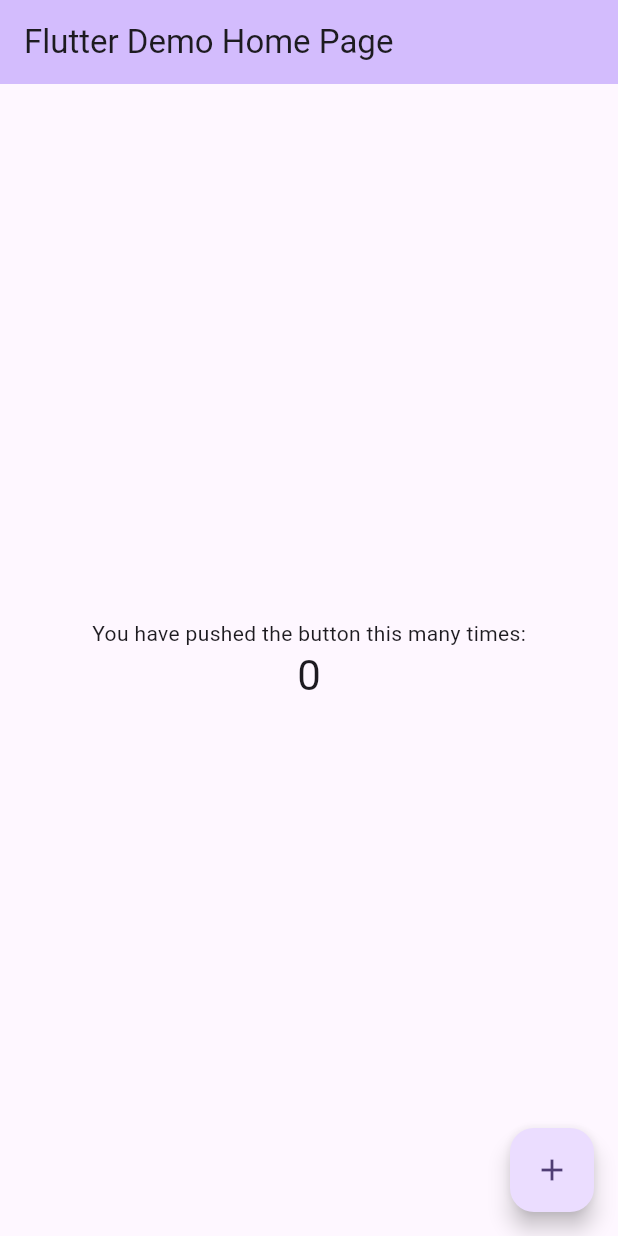
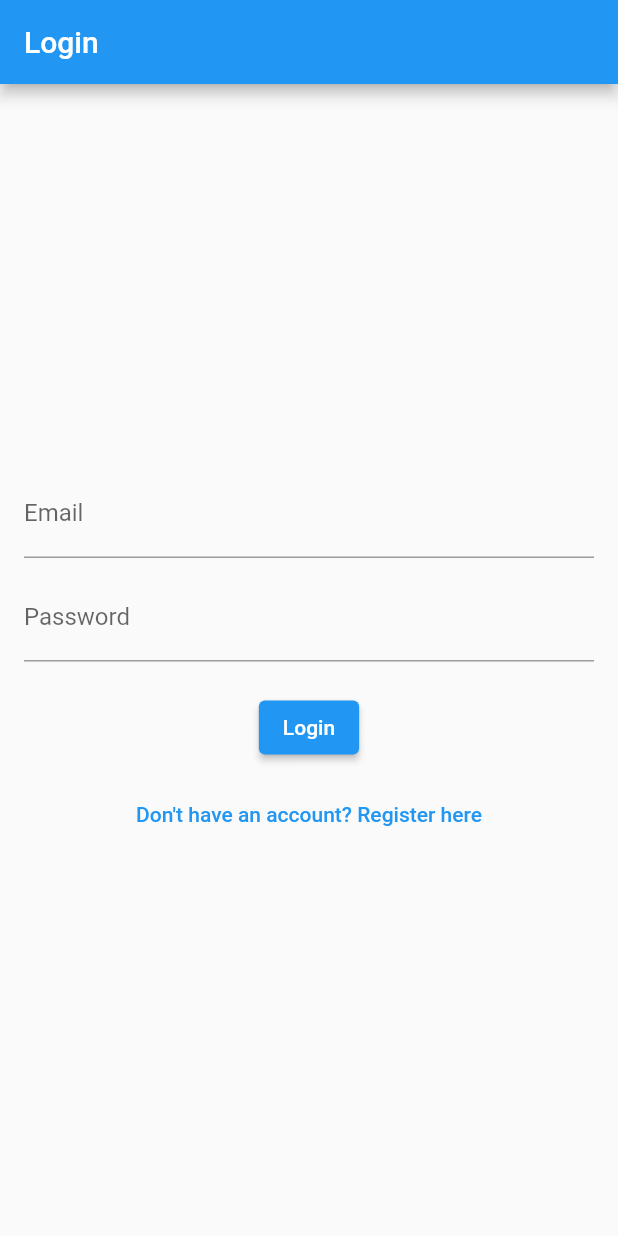
Before and after one commit to Hafizz7/recipe-and-meal-planner-app, a Flutter app: the screen it shows after launch, on a phone screen of 412 x 824 dp. Run offline on Flutter 3.47's test engine with Material 2 defaults, Android fonts, the phone set to English and light mode, and no system bars; our stand-ins replace cloud_firestore, firebase_auth, firebase_core; accounts and stored records are empty.

Commit message:
Initial Commit

```diff
--- a/lib/main.dart
+++ b/lib/main.dart
@@ -1,125 +1,39 @@
 import 'package:flutter/material.dart';
+import 'package:firebase_core/firebase_core.dart';
+import 'package:recipe_and_meal_planner/firebase_options.dart';
+import 'package:recipe_and_meal_planner/screens/authentication/login_screen.dart';
+import 'package:recipe_and_meal_planner/screens/authentication/registration_screen.dart';
+import 'package:recipe_and_meal_planner/screens/home_screen.dart';
+import 'package:recipe_and_meal_planner/screens/meal_planner_screen.dart';
+import 'package:recipe_and_meal_planner/screens/recipe_upload_screen.dart';
+import 'package:recipe_and_meal_planner/screens/shopping_list_screen.dart';
 
-void main() {
-  runApp(const MyApp());
+void main() async {
+  WidgetsFlutterBinding.ensureInitialized();
+  await Firebase.initializeApp(
+    options: DefaultFirebaseOptions.currentPlatform,
+  );
+  runApp(MyApp());
 }
 
 class MyApp extends StatelessWidget {
-  const MyApp({super.key});
-
-  // This widget is the root of your application.
   @override
   Widget build(BuildContext context) {
     return MaterialApp(
-      title: 'Flutter Demo',
+      debugShowCheckedModeBanner: false,
+      title: 'Recipe and Meal Planner',
       theme: ThemeData(
-        // This is the theme of your application.
-        //
-        // TRY THIS: Try running your application with "flutter run". You'll see
-        // the application has a blue toolbar. Then, without quitting the app,
-        // try changing the seedColor in the colorScheme below to Colors.green
-        // and then invoke "hot reload" (save your changes or press the "hot
-        // reload" button in a Flutter-supported IDE, or press "r" if you used
-        // the command line to start the app).
-        //
-        // Notice that the counter didn't reset back to zero; the application
-        // state is not lost during the reload. To reset the state, use hot
-        // restart instead.
-        //
-        // This works for code too, not just values: Most code changes can be
-        // tested with just a hot reload.
-        colorScheme: ColorScheme.fromSeed(seedColor: Colors.deepPurple),
-        useMaterial3: true,
+        primarySwatch: Colors.blue,
       ),
-      home: const MyHomePage(title: 'Flutter Demo Home Page'),
+      initialRoute: '/login',
+      routes: {
+        '/login': (context) => LoginScreen(),
+        '/register': (context) => RegistrationScreen(),
+        '/home': (context) => HomeScreen(),
+        '/shoppingList': (context) => ShoppingListScreen(),
+        '/mealPlanner': (context) => MealPlannerScreen(),
+        '/uploadRecipe': (context) => RecipeUploadScreen(),
+      },
     );
   }
 }
-
-class MyHomePage extends StatefulWidget {
-  const MyHomePage({super.key, required this.title});
-
-  // This widget is the home page of your application. It is stateful, meaning
-  // that it has a State object (defined below) that contains fields that affect
-  // how it looks.
-
-  // This class is the configuration for the state. It holds the values (in this
-  // case the title) provided by the parent (in this case the App widget) and
-  // used by the build method of the State. Fields in a Widget subclass are
-  // always marked "final".
-
-  final String title;
-
-  @override
-  State<MyHomePage> createState() => _MyHomePageState();
-}
-
-class _MyHomePageState extends State<MyHomePage> {
-  int _counter = 0;
-
-  void _incrementCounter() {
-    setState(() {
-      // This call to setState tells the Flutter framework that something has
-      // changed in this State, which causes it to rerun the build method below
-      // so that the display can reflect the updated values. If we changed
-      // _counter without calling setState(), then the build method would not be
-      // called again, and so nothing would appear to happen.
-      _counter++;
-    });
-  }
-
-  @override
-  Widget build(BuildContext context) {
-    // This method is rerun every time setState is called, for instance as done
-    // by the _incrementCounter method above.
-    //
-    // The Flutter framework has been optimized to make rerunning build methods
-    // fast, so that you can just rebuild anything that needs updating rather
-    // than having to individually change instances of widgets.
-    return Scaffold(
-      appBar: AppBar(
-        // TRY THIS: Try changing the color here to a specific color (to
-        // Colors.amber, perhaps?) and trigger a hot reload to see the AppBar
-        // change color while the other colors stay the same.
-        backgroundColor: Theme.of(context).colorScheme.inversePrimary,
-        // Here we take the value from the MyHomePage object that was created by
-        // the App.build method, and use it to set our appbar title.
-        title: Text(widget.title),
-      ),
-      body: Center(
-        // Center is a layout widget. It takes a single child and positions it
-        // in the middle of the parent.
-        child: Column(
-          // Column is also a layout widget. It takes a list of children and
-          // arranges them vertically. By default, it sizes itself to fit its
-          // children horizontally, and tries to be as tall as its parent.
-          //
-          // Column has various properties to control how it sizes itself and
-          // how it positions its children. Here we use mainAxisAlignment to
-          // center the children vertically; the main axis here is the vertical
-          // axis because Columns are vertical (the cross axis would be
-          // horizontal).
-          //
-          // TRY THIS: Invoke "debug painting" (choose the "Toggle Debug Paint"
-          // action in the IDE, or press "p" in the console), to see the
-          // wireframe for each widget.
-          mainAxisAlignment: MainAxisAlignment.center,
-          children: <Widget>[
-            const Text(
-              'You have pushed the button this many times:',
-            ),
-            Text(
-              '$_counter',
-              style: Theme.of(context).textTheme.headlineMedium,
-            ),
-          ],
-        ),
-      ),
-      floatingActionButton: FloatingActionButton(
-        onPressed: _incrementCounter,
-        tooltip: 'Increment',
-        child: const Icon(Icons.add),
-      ), // This trailing comma makes auto-formatting nicer for build methods.
-    );
-  }
-}
--- /dev/null
+++ b/lib/models/recipe.dart
@@ -0,0 +1,31 @@
+import 'package:cloud_firestore/cloud_firestore.dart';
+
+class Recipe {
+  final String id;
+  final String title;
+  final String description;
+  final List<String> ingredients;
+  final List<String> instructions;
+  final String imageUrl;
+
+  Recipe({
+    required this.id,
+    required this.title,
+    required this.description,
+    required this.ingredients,
+    required this.instructions,
+    required this.imageUrl,
+  });
+
+  factory Recipe.fromFirestore(DocumentSnapshot doc) {
+    Map data = doc.data() as Map<String, dynamic>;
+    return Recipe(
+      id: doc.id,
+      title: data['title'] ?? '',
+      description: data['description'] ?? '',
+      ingredients: List<String>.from(data['ingredients'] ?? []),
+      instructions: List<String>.from(data['instructions'] ?? []),
+      imageUrl: data['imageUrl'] ?? '',
+    );
+  }
+}
--- /dev/null
+++ b/lib/screens/authentication/login_screen.dart
@@ -0,0 +1,72 @@
+import 'package:firebase_auth/firebase_auth.dart';
+import 'package:flutter/material.dart';
+import 'package:recipe_and_meal_planner/services/auth_service.dart';
+
+class LoginScreen extends StatefulWidget {
+  @override
+  _LoginScreenState createState() => _LoginScreenState();
+}
+
+class _LoginScreenState extends State<LoginScreen> {
+  final TextEditingController _emailController = TextEditingController();
+  final TextEditingController _passwordController = TextEditingController();
+
+  @override
+  Widget build(BuildContext context) {
+    return Scaffold(
+      appBar: AppBar(
+        title: Text('Login'),
+      ),
+      body: Padding(
+        padding: const EdgeInsets.all(16.0),
+        child: Column(
+          mainAxisAlignment: MainAxisAlignment.center,
+          children: [
+            TextField(
+              controller: _emailController,
+              decoration: InputDecoration(labelText: 'Email'),
+            ),
+            SizedBox(height: 10),
+            TextField(
+              controller: _passwordController,
+              decoration: InputDecoration(labelText: 'Password'),
+              obscureText: true,
+            ),
+            SizedBox(height: 20),
+            ElevatedButton(
+              onPressed: () {
+                _login();
+              },
+              child: Text('Login'),
+            ),
+            SizedBox(height: 10),
+            TextButton(
+              onPressed: () {
+                Navigator.pushNamed(context, '/register');
+              },
+              child: Text('Don\'t have an account? Register here'),
+            ),
+          ],
+        ),
+      ),
+    );
+  }
+
+  void _login() async {
+    String email = _emailController.text;
+    String password = _passwordController.text;
+
+    User? user =
+        await AuthService().signInWithEmailAndPassword(email, password);
+
+    if (user != null) {
+      Navigator.pushReplacementNamed(context, '/home');
+    } else {
+      ScaffoldMessenger.of(context).showSnackBar(
+        SnackBar(
+          content: Text('Login failed. Check your email and password.'),
+        ),
+      );
+    }
+  }
+}
--- /dev/null
+++ b/lib/screens/authentication/registration_screen.dart
@@ -0,0 +1,65 @@
+import 'package:firebase_auth/firebase_auth.dart';
+import 'package:flutter/material.dart';
+import 'package:recipe_and_meal_planner/services/auth_service.dart';
+
+class RegistrationScreen extends StatefulWidget {
+  @override
+  _RegistrationScreenState createState() => _RegistrationScreenState();
+}
+
+class _RegistrationScreenState extends State<RegistrationScreen> {
+  final TextEditingController _emailController = TextEditingController();
+  final TextEditingController _passwordController = TextEditingController();
+
+  @override
+  Widget build(BuildContext context) {
+    return Scaffold(
+      appBar: AppBar(
+        title: Text('Register'),
+      ),
+      body: Padding(
+        padding: const EdgeInsets.all(16.0),
+        child: Column(
+          mainAxisAlignment: MainAxisAlignment.center,
+          children: [
+            TextField(
+              controller: _emailController,
+              decoration: InputDecoration(labelText: 'Email'),
+            ),
+            SizedBox(height: 10),
+            TextField(
+              controller: _passwordController,
+              decoration: InputDecoration(labelText: 'Password'),
+              obscureText: true,
+            ),
+            SizedBox(height: 20),
+            ElevatedButton(
+              onPressed: () {
+                _register();
+              },
+              child: Text('Register'),
+            ),
+          ],
+        ),
+      ),
+    );
+  }
+
+  void _register() async {
+    String email = _emailController.text.trim();
+    String password = _passwordController.text.trim();
+
+    User? user =
+        await AuthService().registerWithEmailAndPassword(email, password);
+
+    if (user != null) {
+      Navigator.pushReplacementNamed(context, '/login');
+    } else {
+      ScaffoldMessenger.of(context).showSnackBar(
+        SnackBar(
+          content: Text('Registration failed. Check your email and password.'),
+        ),
+      );
+    }
+  }
+}
--- /dev/null
+++ b/lib/services/auth_service.dart
@@ -0,0 +1,45 @@
+import 'package:firebase_auth/firebase_auth.dart';
+
+class AuthService {
+  final FirebaseAuth _auth = FirebaseAuth.instance;
+
+  Future<User?> signInWithEmailAndPassword(String email, String password) async {
+    try {
+      UserCredential result = await _auth.signInWithEmailAndPassword(
+        email: email,
+        password: password,
+      );
+      return result.user;
+    } catch (e) {
+      print('Error signing in: $e');
+      return null;
+    }
+  }
+
+  Future<User?> registerWithEmailAndPassword(String email, String password) async {
+    try {
+      UserCredential result = await _auth.createUserWithEmailAndPassword(
+        email: email,
+        password: password,
+      );
+      return result.user;
+    } catch (e) {
+      print('Error registering: $e');
+      return null;
+    }
+  }
+
+  Future<void> signOut() async {
+    await _auth.signOut();
+  }
+
+  Future<String?> getCurrentUserId() async {
+    try {
+      User? user = _auth.currentUser;
+      return user?.uid;
+    } catch (e) {
+      print('Error getting current user ID: $e');
+      return null;
+    }
+  }
+}
```
Also changed, not shown: lib/screens/home_screen.dart (added, +86 -0 lines), lib/screens/meal_planner_screen.dart (added, +10 -0 lines), lib/screens/recipe_details_screen.dart (added, +52 -0 lines), lib/screens/recipe_upload_screen.dart (added, +10 -0 lines), lib/screens/shopping_list_screen.dart (added, +10 -0 lines), lib/services/meal_planner_service.dart (added, +118 -0 lines), lib/widgets/recipe_card.dart (added, +73 -0 lines).
